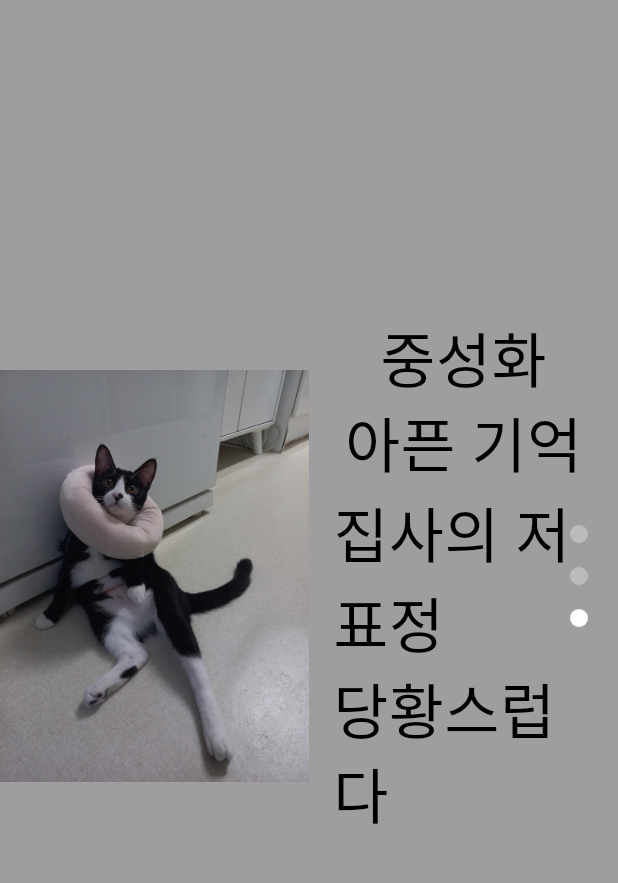
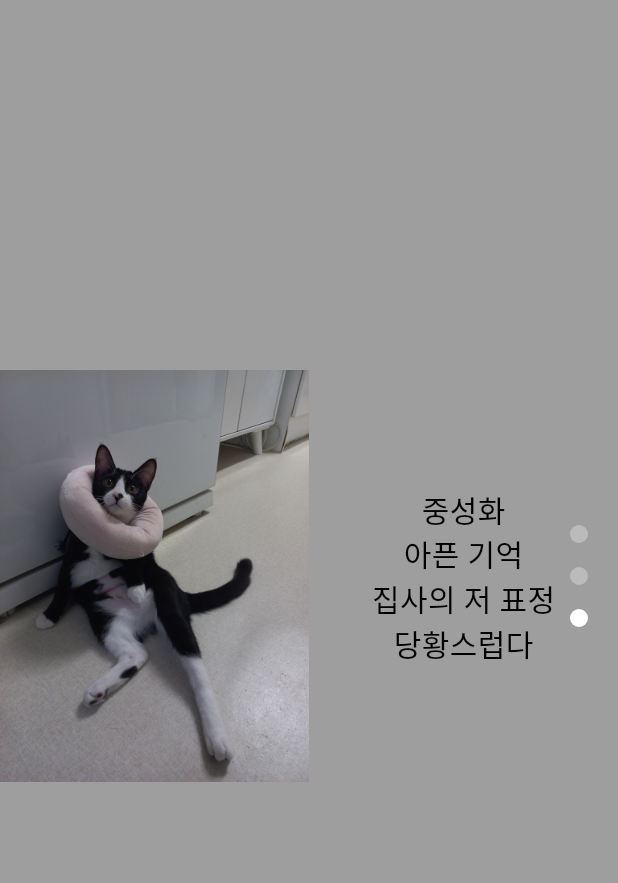
Before and after one commit to dmnkx/fl-youngsim-blog, a Flutter app: the screen it shows after launch, swiped to page 3, on a phone screen of 412 x 824 dp, the part 84-967 px from its top. Run offline on Flutter 3.47's test engine with Material 3 defaults, Android fonts, the phone set to English and light mode, and no system bars; Roboto replaces fonts that are missing (GowunDodum).

Commit message:
go sleep

```diff
--- a/lib/screens/main/main_page.dart
+++ b/lib/screens/main/main_page.dart
@@ -36,7 +36,7 @@ class _MainPageState extends State<MainPage> {
           width: double.infinity,
           decoration: BoxDecoration(
             gradient: LinearGradient(
-              colors: [Colors.green, Colors.lightGreen],
+              colors: [Colors.grey[500]!, Colors.grey[900]!],
               begin: Alignment.bottomLeft,
               end: Alignment.topRight,
             ),
--- a/lib/screens/main/pages/third.dart
+++ b/lib/screens/main/pages/third.dart
@@ -37,10 +37,10 @@ class ThirdPage extends StatelessWidget {
                         crossAxisAlignment: CrossAxisAlignment.center,
                         mainAxisAlignment: MainAxisAlignment.center,
                         children: [
-                          Text('중성화', style: TextStyle(fontSize: 40)),
-                          Text('아픈 기억', style: TextStyle(fontSize: 40)),
-                          Text('집사의 저 표정', style: TextStyle(fontSize: 40)),
-                          Text('당황스럽다', style: TextStyle(fontSize: 40)),
+                          Text('중성화', style: TextStyle(fontSize: 20)),
+                          Text('아픈 기억', style: TextStyle(fontSize: 20)),
+                          Text('집사의 저 표정', style: TextStyle(fontSize: 20)),
+                          Text('당황스럽다', style: TextStyle(fontSize: 20)),
                         ],
                       ),
                     ),
```
